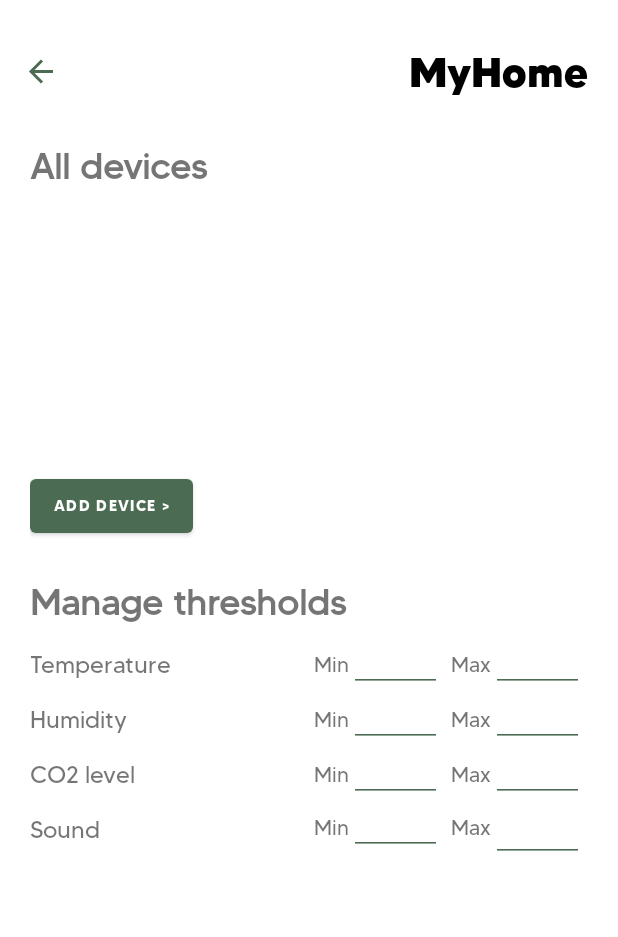
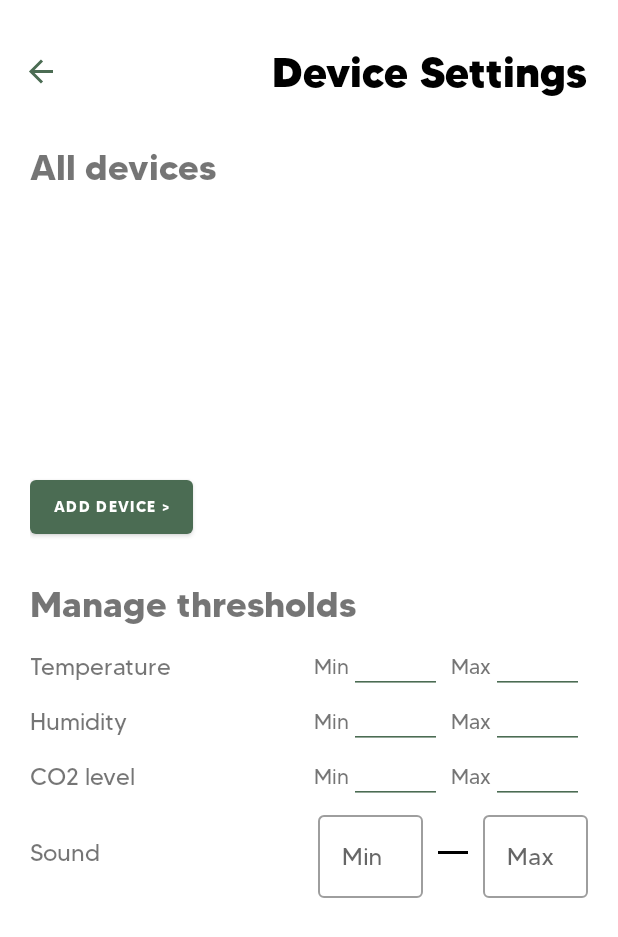
Before and after one commit to PaulBujor/SmartHome, an Android app: the DeviceSettingsFragment screen opened through its navigation route, on a phone screen of 412 x 824 dp. Shown: the top 937 px of the screen. Run offline under Robolectric (Android 15) with nearby library versions, the phone set to English and light mode, and no system bars; our stand-ins replace navigation-ui; 1 statement that could not run was skipped.

Commit message:
changes in device settings

```diff
--- a/Android/app/src/main/java/com/example/myhomeapplication/View/DeviceSettingsFragment.java
+++ b/Android/app/src/main/java/com/example/myhomeapplication/View/DeviceSettingsFragment.java
@@ -46,14 +46,16 @@ public class DeviceSettingsFragment extends Fragment implements DeviceAdapter.On
         humMax = view.findViewById(R.id.ds_humidity_max);
         cO2min = view.findViewById(R.id.ds_co2_min);
         cO2max = view.findViewById(R.id.ds_co2_max);
-        soundMin = view.findViewById(R.id.ds_sound_min);
-        soundMax = view.findViewById(R.id.ds_sound_max);
+        //soundMin = view.findViewById(R.id.ds_sound_min);
+        //soundMax = view.findViewById(R.id.ds_sound_max);
         addDevice = view.findViewById(R.id.addDevice_button);
         removeDevice = view.findViewById(R.id.removeDevice_button);
 
         addDevice.setOnClickListener(this);
         removeDevice.setOnClickListener(this);
         removeDevice.setVisibility(View.GONE);
+
+        //TODO (from Alex) you can use TextWatcher to activate the button to save threshold changes and also to validate the input
 
         return view;
     }
--- a/Android/app/src/main/java/com/example/myhomeapplication/View/MainActivity.java
+++ b/Android/app/src/main/java/com/example/myhomeapplication/View/MainActivity.java
@@ -31,6 +31,7 @@ public class MainActivity extends AppCompatActivity {
     private AppBarConfiguration appBarConfiguration;
     private NavigationView navigationView;
     private TextView temperatureCardValue;
+
     @Override
     protected void onCreate(Bundle savedInstanceState) {
         super.onCreate(savedInstanceState);
@@ -64,15 +65,26 @@ public class MainActivity extends AppCompatActivity {
                 int desID = destination.getId();
                 TextView label = findViewById(R.id.toolbarLabel);
                 switch (desID) {
-                    case R.id.homeFragment: label.setText("MyHome");
+                    case R.id.homeFragment:
+                        label.setText("My Home");
                         break;
-                    case R.id.temperatureFragment: label.setText("Temperature");
-                    break;
-                    case R.id.humidityFragment: label.setText("Humidity");
+                    case R.id.temperatureFragment:
+                        label.setText("Temperature");
                         break;
-                    case R.id.CO2Fragment: label.setText("CO2");
+                    case R.id.humidityFragment:
+                        label.setText("Humidity");
                         break;
-                    case R.id.motionFragment: label.setText("Whatever");
+                    case R.id.CO2Fragment:
+                        label.setText("CO2");
+                        break;
+                    case R.id.motionFragment:
+                        label.setText("Sound");
+                        break;
+                    case R.id.deviceSettingsFragment:
+                        label.setText("Device Settings");
+                        break;
+                    case R.id.applicationPreferencesFragment:
+                        label.setText("App preferences");
                         break;
                     default:
                         Log.wtf("FRAGMENT_ID_NOT_RECOGNIZED", "onDestinationChangedListener");
--- /dev/null
+++ b/Android/app/src/main/res/layout/add_device.xml
@@ -0,0 +1,14 @@
+<?xml version="1.0" encoding="utf-8"?>
+
+<include xmlns:android="http://schemas.android.com/apk/res/android"
+    xmlns:app="http://schemas.android.com/apk/res-auto">
+
+    <androidx.constraintlayout.widget.ConstraintLayout
+        android:layout_width="match_parent"
+        android:layout_height="match_parent"
+        app:layout_constraintEnd_toStartOf="@id/ds_sound_max"
+        app:layout_constraintTop_toTopOf="@id/sound_textView"
+        app:layout_constraintBottom_toBottomOf="@id/sound_textView">
+
+    </androidx.constraintlayout.widget.ConstraintLayout>
+</include>
--- a/Android/app/src/main/res/layout/fragment_device_settings_v2.xml
+++ b/Android/app/src/main/res/layout/fragment_device_settings_v2.xml
@@ -4,10 +4,11 @@
     xmlns:tools="http://schemas.android.com/tools"
     android:layout_width="match_parent"
     android:layout_height="match_parent"
-    tools:context=".View.DeviceSettingsFragment"
-    android:padding="20dp">
+    android:padding="20dp"
+    tools:context=".View.DeviceSettingsFragment">
 
-    <EditText
+
+   <!--<EditText
         android:id="@+id/ds_sound_min"
         android:layout_width="62dp"
         android:layout_height="wrap_content"
@@ -30,6 +31,7 @@
         app:layout_constraintStart_toEndOf="@+id/textView8"
         app:layout_constraintTop_toTopOf="@+id/textView8" />
 
+
     <TextView
         android:id="@+id/textView8"
         android:layout_width="wrap_content"
@@ -49,7 +51,8 @@
         app:layout_constraintBottom_toBottomOf="@+id/sound_textView"
         app:layout_constraintStart_toEndOf="@+id/sound_textView"
         app:layout_constraintStart_toStartOf="@+id/textView5"
-        app:layout_constraintTop_toTopOf="@+id/sound_textView" />
+        app:layout_constraintTop_toTopOf="@+id/sound_textView" />-->
+
 
     <EditText
         android:id="@+id/ds_co2_min"
@@ -139,9 +142,9 @@
         android:id="@+id/allDevices_textView"
         android:layout_width="wrap_content"
         android:layout_height="wrap_content"
+        android:fontFamily="@font/made_tommy_bold"
         android:text="@string/all_devices"
         android:textSize="24sp"
-        android:textStyle="bold"
         app:layout_constraintStart_toStartOf="parent"
         app:layout_constraintTop_toTopOf="parent" />
 
@@ -161,9 +164,9 @@
         android:layout_width="wrap_content"
         android:layout_height="wrap_content"
         android:layout_marginTop="11dp"
+        android:fontFamily="@font/made_tommy_bold"
         android:text="@string/add_device"
         android:textSize="10sp"
-        android:fontFamily="@font/made_tommy_bold"
         app:layout_constraintStart_toStartOf="parent"
         app:layout_constraintTop_toBottomOf="@+id/ds_recycler_view" />
 
@@ -173,9 +176,9 @@
         android:layout_height="wrap_content"
         android:layout_marginTop="11dp"
         android:backgroundTint="#FA0707"
+        android:fontFamily="@font/made_tommy_bold"
         android:text="@string/remove_device"
         android:textSize="10sp"
-        android:fontFamily="@font/made_tommy_bold"
         app:layout_constraintEnd_toEndOf="parent"
         app:layout_constraintTop_toBottomOf="@+id/ds_recycler_view" />
 
@@ -184,9 +187,9 @@
         android:layout_width="wrap_content"
         android:layout_height="wrap_content"
         android:layout_marginTop="25dp"
+        android:fontFamily="@font/made_tommy_bold"
         android:text="@string/manage_sensors"
         android:textSize="24sp"
-        android:textStyle="bold"
         app:layout_constraintStart_toStartOf="parent"
         app:layout_constraintTop_toBottomOf="@+id/addDevice_button" />
 
@@ -194,7 +197,6 @@
         android:id="@+id/temperature_textView"
         android:layout_width="wrap_content"
         android:layout_height="wrap_content"
-
         android:layout_marginTop="16dp"
         android:text="@string/temperature"
         android:textSize="16sp"
@@ -205,7 +207,6 @@
         android:id="@+id/humidity_textView"
         android:layout_width="wrap_content"
         android:layout_height="wrap_content"
-
         android:layout_marginTop="16dp"
         android:text="@string/humidity"
         android:textSize="16sp"
@@ -216,7 +217,6 @@
         android:id="@+id/C02_textView"
         android:layout_width="wrap_content"
         android:layout_height="wrap_content"
-
         android:layout_marginTop="16dp"
         android:text="@string/co2_level"
         android:textSize="16sp"
@@ -227,7 +227,7 @@
         android:id="@+id/sound_textView"
         android:layout_width="wrap_content"
         android:layout_height="wrap_content"
-        android:layout_marginTop="16dp"
+        android:layout_marginTop="30dp"
         android:text="@string/sound"
         android:textSize="16sp"
         app:layout_constraintStart_toStartOf="parent"
@@ -275,5 +275,55 @@
         app:layout_constraintStart_toEndOf="@+id/textView2"
         app:layout_constraintTop_toTopOf="@+id/textView2" />
 
+    <com.google.android.material.textfield.TextInputLayout
+        android:id="@+id/ds_sound_min"
+        style="@style/Widget.MaterialComponents.TextInputLayout.OutlinedBox"
+        android:layout_width="70dp"
+        android:layout_height="wrap_content"
+        android:layout_marginEnd="10dp"
+        android:hint="Min"
+        app:layout_constraintBottom_toBottomOf="@id/sound_textView"
+        app:layout_constraintEnd_toStartOf="@id/line1"
+        app:layout_constraintTop_toTopOf="@id/sound_textView">
+
+        <com.google.android.material.textfield.TextInputEditText
+            android:id="@+id/ds_sound_min_edit"
+            android:layout_width="match_parent"
+            android:layout_height="wrap_content"
+            android:inputType="number"
+            android:maxLines="1" />
+
+    </com.google.android.material.textfield.TextInputLayout>
+
+    <TextView
+        android:id="@+id/line1"
+        android:layout_width="20dp"
+        android:layout_height="2dp"
+        android:layout_marginEnd="10dp"
+        android:background="@color/black"
+        app:layout_constraintBottom_toBottomOf="@id/sound_textView"
+        app:layout_constraintEnd_toStartOf="@id/ds_sound_max"
+        app:layout_constraintTop_toTopOf="@id/sound_textView" />
+
+
+    <com.google.android.material.textfield.TextInputLayout
+        android:id="@+id/ds_sound_max"
+        style="@style/Widget.MaterialComponents.TextInputLayout.OutlinedBox"
+        android:layout_width="70dp"
+        android:layout_height="wrap_content"
+        android:hint="Max"
+        app:layout_constraintBottom_toBottomOf="@id/sound_textView"
+        app:layout_constraintEnd_toEndOf="parent"
+        app:layout_constraintTop_toTopOf="@id/sound_textView">
+
+        <com.google.android.material.textfield.TextInputEditText
+            android:id="@+id/ds_sound_max_edit"
+            android:layout_width="match_parent"
+            android:layout_height="wrap_content"
+            android:inputType="number"
+            android:maxLines="1" />
+
+    </com.google.android.material.textfield.TextInputLayout>
+
 
 </androidx.constraintlayout.widget.ConstraintLayout>
--- a/Android/app/src/main/res/values/themes.xml
+++ b/Android/app/src/main/res/values/themes.xml
@@ -3,7 +3,7 @@
     <style name="Theme.MyHomeApplication" parent="Theme.MaterialComponents.DayNight.NoActionBar">
         <!-- Primary brand color. -->
         <item name="colorPrimary">@color/green_pale</item>
-        <item name="colorPrimaryVariant">@color/purple_700</item>
+        <item name="colorPrimaryVariant">@color/black</item>
         <item name="colorOnPrimary">@color/white</item>
         <!-- Secondary brand color. -->
         <item name="colorSecondary">@color/teal_200</item>
```
